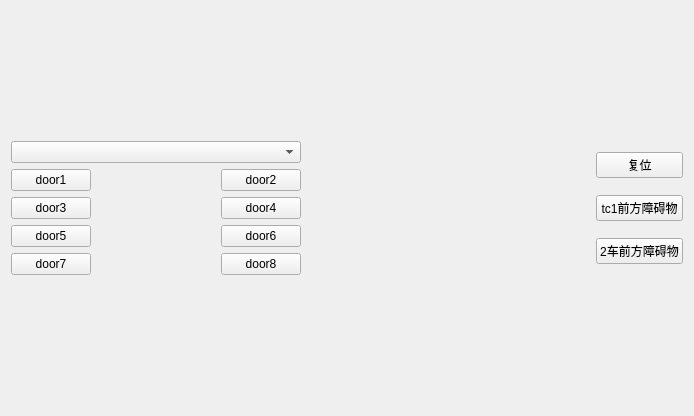
Above: widget.ui from wupf-code/data-xu6-qt before the change. Below: the same form after it.
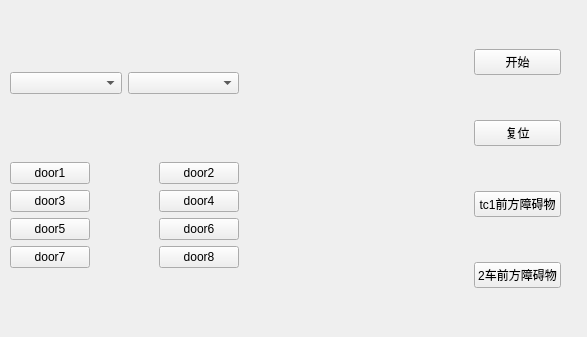
That is the form after the change.

Commit message: /dev/ttyS1

```diff
--- a/widget.ui
+++ b/widget.ui
@@ -6,22 +6,38 @@
    <rect>
     <x>0</x>
     <y>0</y>
-    <width>694</width>
-    <height>416</height>
+    <width>587</width>
+    <height>337</height>
    </rect>
   </property>
   <property name="windowTitle">
    <string>Widget</string>
   </property>
-  <layout class="QGridLayout" name="gridLayout">
-   <item row="0" column="0">
-    <layout class="QHBoxLayout" name="horizontalLayout_2">
+  <widget class="QWidget" name="">
+   <property name="geometry">
+    <rect>
+     <x>10</x>
+     <y>10</y>
+     <width>551</width>
+     <height>321</height>
+    </rect>
+   </property>
+   <layout class="QHBoxLayout" name="horizontalLayout_4">
+    <item>
+     <layout class="QHBoxLayout" name="horizontalLayout_3">
      <item>
       <layout class="QVBoxLayout" name="verticalLayout_3">
        <item>
+         <layout class="QHBoxLayout" name="horizontalLayout_2">
+          <item>
         <widget class="QComboBox" name="comboBox"/>
        </item>
        <item>
+           <widget class="QComboBox" name="serial_port"/>
+          </item>
+         </layout>
+        </item>
+        <item>
         <layout class="QHBoxLayout" name="horizontalLayout">
          <item>
           <layout class="QVBoxLayout" name="verticalLayout">
@@ -104,6 +120,8 @@
        </item>
       </layout>
      </item>
+     </layout>
+    </item>
      <item>
       <spacer name="horizontalSpacer_2">
        <property name="orientation">
@@ -111,14 +129,21 @@
        </property>
        <property name="sizeHint" stdset="0">
         <size>
-         <width>48</width>
-         <height>20</height>
+        <width>98</width>
+        <height>53</height>
         </size>
        </property>
       </spacer>
      </item>
      <item>
       <layout class="QVBoxLayout" name="verticalLayout_4">
+      <item>
+       <widget class="QPushButton" name="control_button">
+        <property name="text">
+         <string>开始</string>
+        </property>
+       </widget>
+      </item>
        <item>
         <widget class="QPushButton" name="recoveryData">
          <property name="text">
@@ -143,8 +168,7 @@
       </layout>
      </item>
     </layout>
-   </item>
-  </layout>
+  </widget>
  </widget>
  <resources/>
  <connections/>
```
Lines whose indentation alone changed are shown as unchanged. The commit also changes 2 other files.
